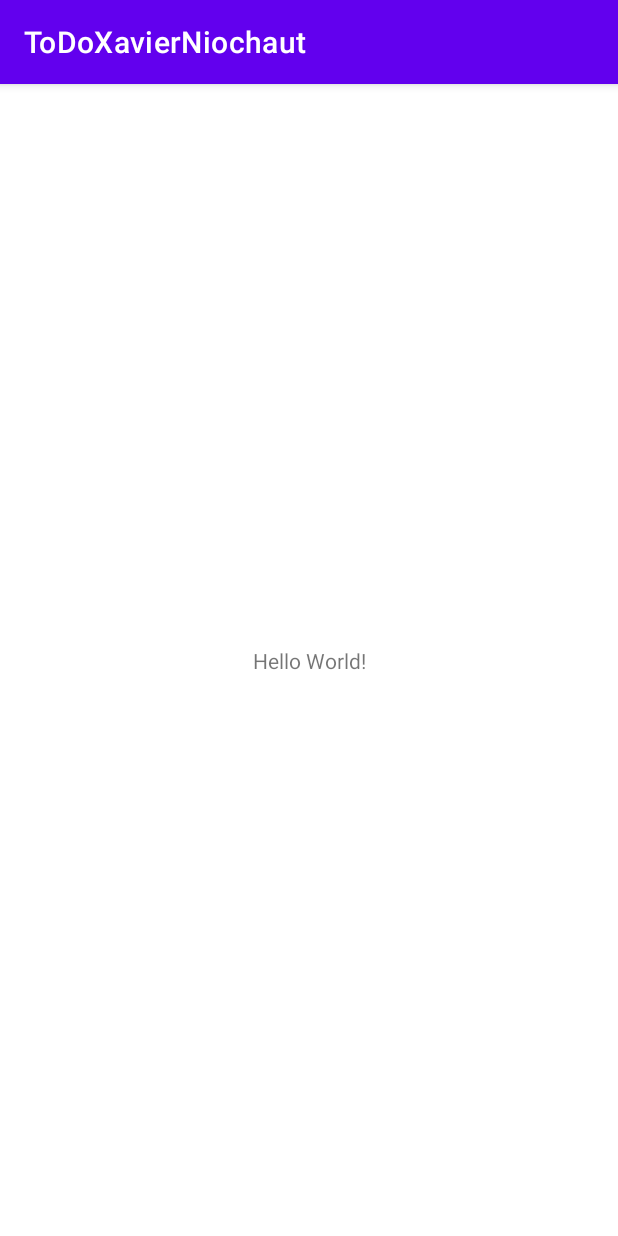
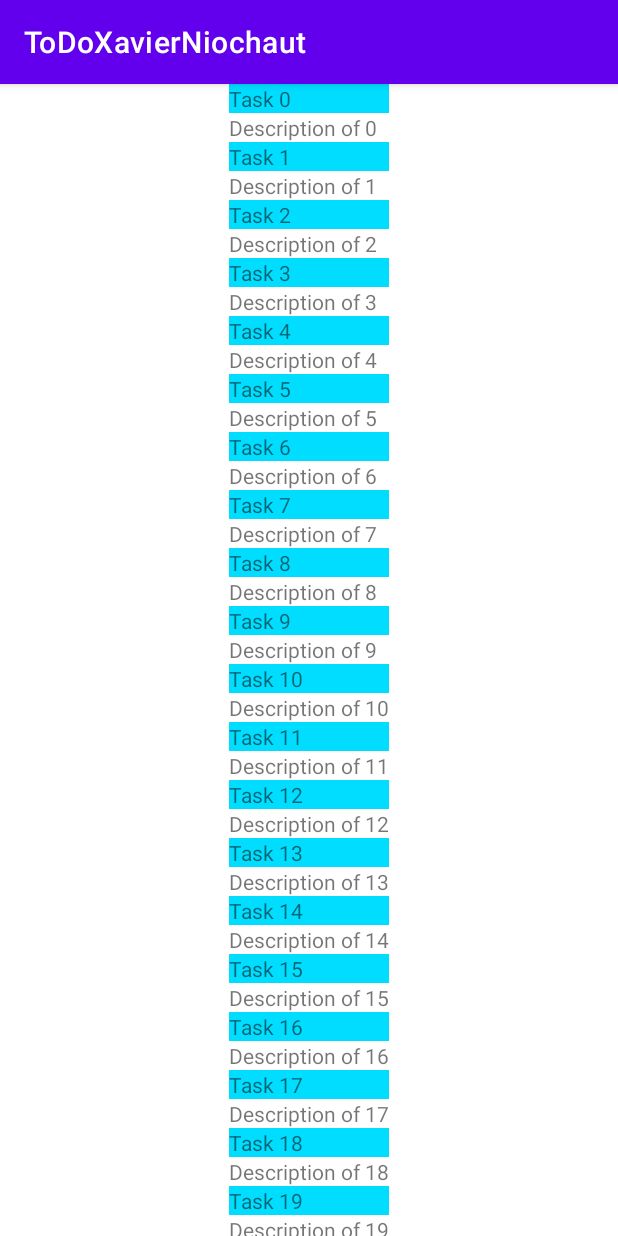
Before and after one commit to jglrxavpok/DevMobile, an Android app: the screen it shows after launch (MainActivity), on a phone screen of 412 x 824 dp. Run offline under Robolectric (Android 15) with nearby library versions, the phone set to English and light mode, and no system bars.

Commit message:
data class Task

```diff
--- a/app/build.gradle
+++ b/app/build.gradle
@@ -33,6 +33,7 @@ android {
 }
 
 dependencies {
+    implementation "androidx.recyclerview:recyclerview:1.1.0"
 
     implementation "org.jetbrains.kotlin:kotlin-stdlib:$kotlin_version"
     implementation 'androidx.core:core-ktx:1.3.2'
--- /dev/null
+++ b/app/src/main/java/org/jglrxavpok/todo/tasklist/Task.kt
@@ -0,0 +1,3 @@
+package org.jglrxavpok.todo.tasklist
+
+data class Task(val id: String, val title: String, val description: String)
--- /dev/null
+++ b/app/src/main/java/org/jglrxavpok/todo/tasklist/TaskListAdapter.kt
@@ -0,0 +1,34 @@
+package org.jglrxavpok.todo.tasklist
+
+import android.view.LayoutInflater
+import android.view.View
+import android.view.ViewGroup
+import android.widget.TextView
+import androidx.recyclerview.widget.RecyclerView
+import org.jglrxavpok.todo.R
+
+class TaskListAdapter(private val taskList: List<Task>): RecyclerView.Adapter<TaskListAdapter.Holder>() {
+
+    inner class Holder(itemView: View): RecyclerView.ViewHolder(itemView) {
+        fun bind(taskTitle: Task) {
+            itemView.apply {
+                val textView = findViewById<TextView>(R.id.task_title)
+                textView.text = taskTitle.title
+
+                val descriptionView = findViewById<TextView>(R.id.task_description)
+                descriptionView.text = taskTitle.description
+            }
+        }
+    }
+
+    override fun getItemCount() = taskList.size
+
+    override fun onCreateViewHolder(parent: ViewGroup, viewType: Int): Holder {
+        val itemView = LayoutInflater.from(parent.context).inflate(R.layout.item_task, parent, false)
+        return Holder(itemView)
+    }
+
+    override fun onBindViewHolder(holder: Holder, position: Int) {
+        holder.bind(taskList[position])
+    }
+}
--- /dev/null
+++ b/app/src/main/java/org/jglrxavpok/todo/tasklist/TaskListFragment.kt
@@ -0,0 +1,27 @@
+package org.jglrxavpok.todo.tasklist
+
+import android.os.Bundle
+import android.view.LayoutInflater
+import android.view.View
+import android.view.ViewGroup
+import androidx.fragment.app.Fragment
+import androidx.recyclerview.widget.LinearLayoutManager
+import androidx.recyclerview.widget.RecyclerView
+import org.jglrxavpok.todo.R
+
+class TaskListFragment: Fragment() {
+    private val taskList = (0..1000).map { Task("id_$it", "Task $it", "Description of $it") }.toList()
+
+    override fun onCreateView(inflater: LayoutInflater, container: ViewGroup?, savedInstanceState: Bundle?): View? {
+        val rootView = inflater.inflate(R.layout.fragment_task_list, container, false)
+
+        return rootView
+    }
+
+    override fun onViewCreated(view: View, savedInstanceState: Bundle?) {
+        super.onViewCreated(view, savedInstanceState)
+        var recyclerView = view.findViewById<RecyclerView>(R.id.recycler_view)
+        recyclerView.layoutManager = LinearLayoutManager(activity)
+        recyclerView.adapter = TaskListAdapter(taskList)
+    }
+}
--- a/app/src/main/res/layout/activity_main.xml
+++ b/app/src/main/res/layout/activity_main.xml
@@ -6,7 +6,9 @@
     android:layout_height="match_parent"
     tools:context=".MainActivity">
 
-    <TextView
+    <fragment
+        android:name="org.jglrxavpok.todo.tasklist.TaskListFragment"
+        android:id="@+id/fragment_tasklist"
         android:layout_width="wrap_content"
         android:layout_height="wrap_content"
         android:text="Hello World!"
--- /dev/null
+++ b/app/src/main/res/layout/fragment_task_list.xml
@@ -0,0 +1,13 @@
+<?xml version="1.0" encoding="utf-8"?>
+<androidx.constraintlayout.widget.ConstraintLayout
+    xmlns:android="http://schemas.android.com/apk/res/android" android:layout_width="match_parent"
+    android:layout_height="match_parent">
+
+    <androidx.recyclerview.widget.RecyclerView
+        android:id="@+id/recycler_view"
+        android:layout_width="match_parent"
+        android:layout_height="match_parent">
+
+    </androidx.recyclerview.widget.RecyclerView>
+
+</androidx.constraintlayout.widget.ConstraintLayout>
--- /dev/null
+++ b/app/src/main/res/layout/item_task.xml
@@ -0,0 +1,18 @@
+<?xml version="1.0" encoding="utf-8"?>
+<LinearLayout
+    xmlns:android="http://schemas.android.com/apk/res/android"
+    android:orientation="vertical"
+    android:layout_width="match_parent"
+    android:layout_height="wrap_content">
+
+    <TextView
+        android:id="@+id/task_title"
+        android:background="@android:color/holo_blue_bright"
+        android:layout_width="match_parent"
+        android:layout_height="wrap_content" />
+
+    <TextView
+        android:id="@+id/task_description"
+        android:layout_width="match_parent"
+        android:layout_height="wrap_content" />
+</LinearLayout>
```
